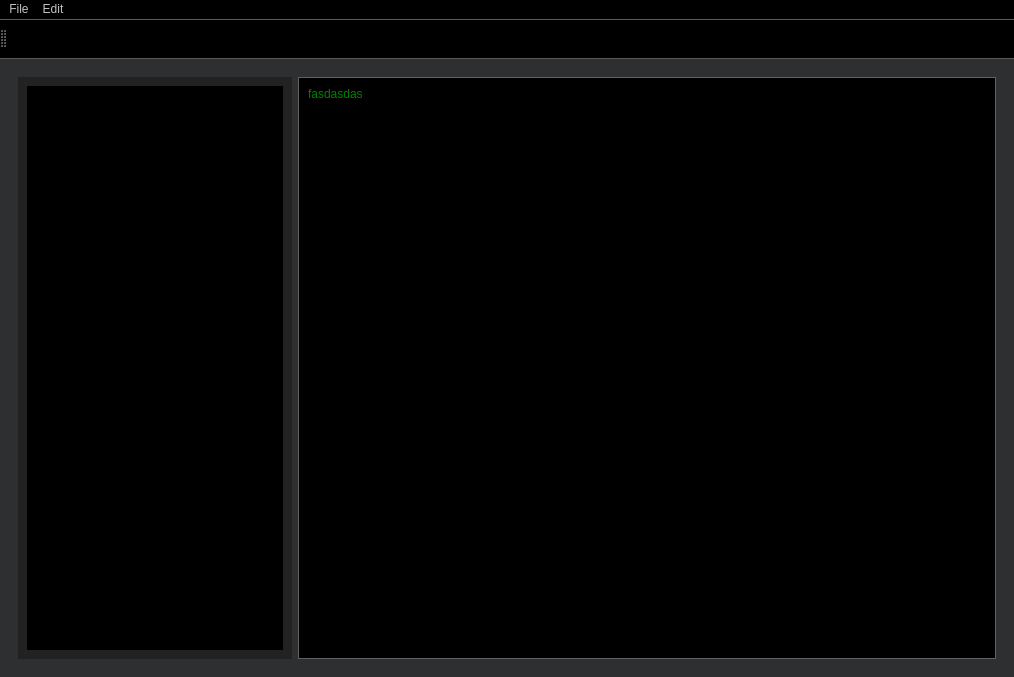
ShehabAhmed-Gui/Editora, file src/notebad/mainwindow.ui: the form before one commit.
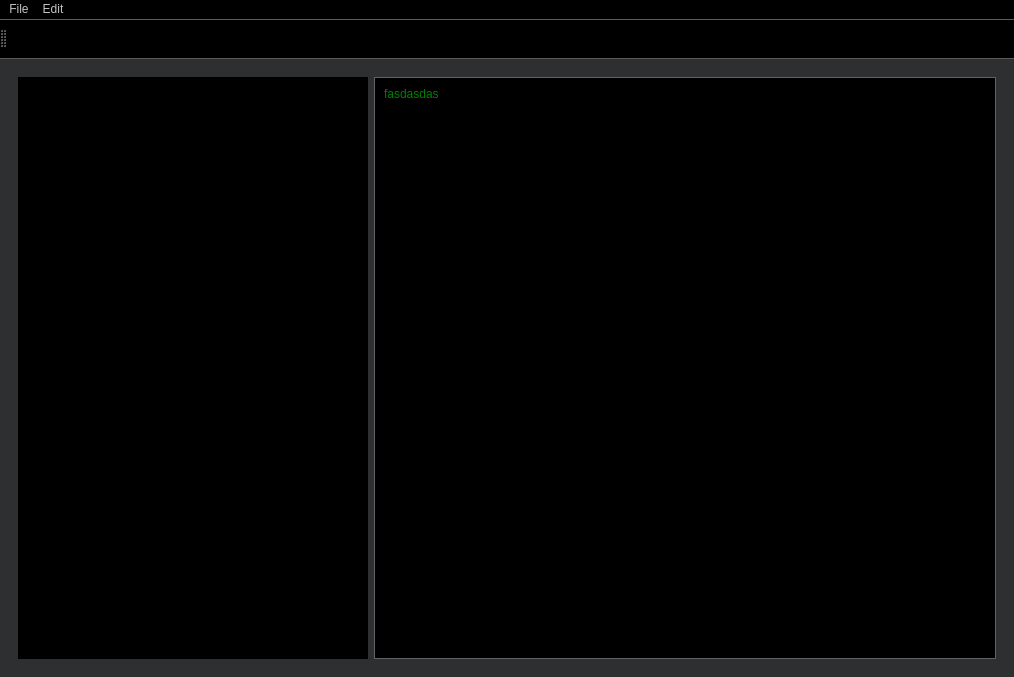
The form after the commit. Icons and pictures are not drawn. Custom widgets are drawn as their Qt base class.

Commit message: added folder tree-structure, added more function for open folder, etc

What changed in the file:
```diff
--- a/src/notebad/mainwindow.ui
+++ b/src/notebad/mainwindow.ui
@@ -19,10 +19,12 @@
 	color: white;
 	font: 11pt &quot;Segoe UI&quot;;
 }
+
 QToolTip
 {
 
 }
+
 QMenuBar
 {
 	font: 11pt &quot;Segoe UI&quot;;
@@ -61,6 +63,7 @@
 	background-color: black;
 	spacing: 18px;
 }
+
 QToolButton
 {
 	background-color: transparent;
@@ -71,6 +74,30 @@
 {
 	border: none;
 	border-bottom: 1px solid white;
+}
+
+QScrollBar:vertical
+{
+	width: 13px;
+}
+QScrollBar::down-button
+{
+	background: rgb(50, 50, 50);
+	border: 4px solid red;
+}
+QScrollBar::down-arrow::vertical, QScrollBar::up-arrow:vertical
+{
+	border-image: url(:/tree_branch_open);
+}
+QScrollBar::handle
+{
+	border: 1px solid gray;
+	border-radius: 4px;
+	background: rgb(79, 80, 80);
+}
+QScrollBar::sub-page, QScrollBar::add-page
+{
+	background: none;
 }</string>
   </property>
   <widget class="QWidget" name="centralwidget">
@@ -100,15 +127,72 @@
 {
 	background-color: rgb(34, 34, 34);
 }
-QTreeView
-{
-	background-color: black;
-}</string>
+</string>
       </property>
       <layout class="QHBoxLayout" name="horizontalLayout_2">
        <item>
         <widget class="QWidget" name="folder_tree_container" native="true">
+         <property name="sizePolicy">
+          <sizepolicy hsizetype="Preferred" vsizetype="Preferred">
+           <horstretch>0</horstretch>
+           <verstretch>0</verstretch>
+          </sizepolicy>
+         </property>
+         <property name="minimumSize">
+          <size>
+           <width>350</width>
+           <height>0</height>
+          </size>
+         </property>
+         <property name="styleSheet">
+          <string notr="true">QTreeView
+{
+	background: black;
+	
+	font: 10pt &quot;Segoe UI&quot;;
+}
+QTreeView::branch:has-siblings:!adjoins-item {
+    border-image: url(:/tree_vline.png) 0;
+}
+
+QTreeView::branch:has-siblings:adjoins-item {
+    border-image: url(:/tree_branch_more.png) 0;
+}
+
+QTreeView::branch:!has-children:!has-siblings:adjoins-item {
+    border-image: url(:/tree_branch_end.png) 0;
+}
+
+QTreeView::branch:has-children:!has-siblings:closed,
+QTreeView::branch:closed:has-children:has-siblings {
+        border-image: none;
+        image: url(:/tree_branch_closed.png);
+}
+
+QTreeView::branch:open:has-children:!has-siblings,
+QTreeView::branch:open:has-children:has-siblings  {
+        border-image: none;
+        image: url(:/tree_branch_open.png);
+}
+
+</string>
+         </property>
          <layout class="QVBoxLayout" name="verticalLayout">
+          <property name="spacing">
+           <number>0</number>
+          </property>
+          <property name="leftMargin">
+           <number>0</number>
+          </property>
+          <property name="topMargin">
+           <number>0</number>
+          </property>
+          <property name="rightMargin">
+           <number>0</number>
+          </property>
+          <property name="bottomMargin">
+           <number>0</number>
+          </property>
           <item>
            <widget class="QTreeView" name="folder_tree_2">
             <property name="sizePolicy">
@@ -117,6 +201,12 @@
               <verstretch>0</verstretch>
              </sizepolicy>
             </property>
+            <property name="minimumSize">
+             <size>
+              <width>0</width>
+              <height>0</height>
+             </size>
+            </property>
            </widget>
           </item>
          </layout>
```
Left out of the diff: 29 changed lines with no effect on the pictures. The commit also changes 155 other files.
